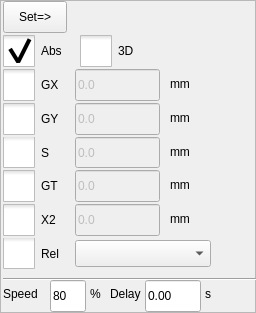
Before: the Qt Designer form hcinstruction/actionsettingframe.ui in GaussCheng/2-5AxisPunch, drawn with Qt 5.
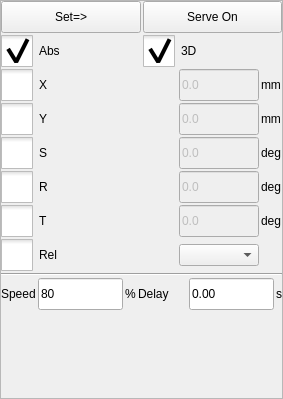
After: the same form once the commit is applied. Icons and pictures are not drawn. Custom widgets are drawn as their Qt base class.

What changed in the file:
```diff
--- a/hcinstruction/actionsettingframe.ui
+++ b/hcinstruction/actionsettingframe.ui
@@ -6,8 +6,8 @@
    <rect>
     <x>0</x>
     <y>0</y>
-    <width>256</width>
-    <height>313</height>
+    <width>283</width>
+    <height>399</height>
    </rect>
   </property>
   <property name="windowTitle">
@@ -19,42 +19,76 @@
   <property name="frameShadow">
    <enum>QFrame::Raised</enum>
   </property>
-  <widget class="ICLineEditWithVirtualNumericKeypad" name="x1PosLineEdit">
-   <property name="enabled">
-    <bool>false</bool>
+  <layout class="QVBoxLayout" name="verticalLayout">
+   <property name="spacing">
+    <number>2</number>
    </property>
-   <property name="geometry">
-    <rect>
-     <x>75</x>
-     <y>69</y>
-     <width>85</width>
-     <height>32</height>
-    </rect>
+   <property name="leftMargin">
+    <number>0</number>
    </property>
+   <property name="topMargin">
+    <number>0</number>
+   </property>
+   <property name="rightMargin">
+    <number>0</number>
+   </property>
+   <property name="bottomMargin">
+    <number>0</number>
+   </property>
+   <item>
+    <layout class="QHBoxLayout" name="horizontalLayout">
+     <item>
+      <widget class="QToolButton" name="inputButton">
+       <property name="sizePolicy">
+        <sizepolicy hsizetype="Preferred" vsizetype="Preferred">
+         <horstretch>0</horstretch>
+         <verstretch>0</verstretch>
+        </sizepolicy>
+       </property>
    <property name="minimumSize">
     <size>
-     <width>85</width>
-     <height>0</height>
-    </size>
-   </property>
-   <property name="maximumSize">
+         <width>64</width>
+         <height>32</height>
+        </size>
+       </property>
+       <property name="text">
+        <string>Set=&gt;</string>
+       </property>
+      </widget>
+     </item>
+     <item>
+      <widget class="QToolButton" name="serveControl">
+       <property name="sizePolicy">
+        <sizepolicy hsizetype="Preferred" vsizetype="Preferred">
+         <horstretch>0</horstretch>
+         <verstretch>0</verstretch>
+        </sizepolicy>
+       </property>
+       <property name="minimumSize">
     <size>
-     <width>85</width>
+         <width>64</width>
      <height>32</height>
     </size>
    </property>
    <property name="text">
-    <string>0.0</string>
-   </property>
-  </widget>
+        <string>Serve On</string>
+       </property>
+       <property name="checkable">
+        <bool>true</bool>
+       </property>
+      </widget>
+     </item>
+    </layout>
+   </item>
+   <item>
+    <layout class="QHBoxLayout" name="horizontalLayout_2">
+     <item>
   <widget class="QCheckBox" name="absBox">
-   <property name="geometry">
-    <rect>
-     <x>3</x>
-     <y>35</y>
-     <width>63</width>
-     <height>32</height>
-    </rect>
+       <property name="minimumSize">
+        <size>
+         <width>80</width>
+         <height>0</height>
+        </size>
    </property>
    <property name="styleSheet">
     <string notr="true">::indicator {
@@ -94,15 +128,54 @@
     <string notr="true">buttonGroup</string>
    </attribute>
   </widget>
+     </item>
+     <item>
+      <widget class="QCheckBox" name="curveBox">
+       <property name="styleSheet">
+        <string notr="true">::indicator {
+     width: 32px;
+     height: 32px;
+ }
+
+::indicator:unchecked 
+{
+     image: url(:/resource/check_unchecked.png);
+ }
+::indicator:checked 
+{
+     image: url(:/resource/check_checked.png);
+ }
+
+::indicator:checked:disabled
+{
+ image: url(:/resource/check_checked_disable.png);
+}
+
+::indicator:unchecked:disabled
+{
+ image: url(:/resource/check_unchecked_disable.png);
+}</string>
+       </property>
+       <property name="text">
+        <string>3D</string>
+       </property>
+       <property name="checkable">
+        <bool>true</bool>
+       </property>
+       <property name="checked">
+        <bool>true</bool>
+       </property>
+      </widget>
+     </item>
+    </layout>
+   </item>
+   <item>
+    <layout class="QGridLayout" name="gridLayout">
+     <property name="spacing">
+      <number>2</number>
+     </property>
+     <item row="0" column="0">
   <widget class="QCheckBox" name="gxButton">
-   <property name="geometry">
-    <rect>
-     <x>3</x>
-     <y>69</y>
-     <width>59</width>
-     <height>32</height>
-    </rect>
-   </property>
    <property name="styleSheet">
     <string notr="true">::indicator {
      width: 32px;
@@ -129,21 +202,37 @@
 }</string>
    </property>
    <property name="text">
-    <string>GX</string>
+        <string>X</string>
    </property>
    <property name="checkable">
     <bool>true</bool>
    </property>
   </widget>
-  <widget class="QLabel" name="label_10">
-   <property name="geometry">
-    <rect>
-     <x>170</x>
-     <y>109</y>
-     <width>26</width>
-     <height>17</height>
-    </rect>
-   </property>
+     </item>
+     <item row="0" column="1">
+      <widget class="ICLineEditWithVirtualNumericKeypad" name="x1PosLineEdit">
+       <property name="enabled">
+        <bool>false</bool>
+       </property>
+       <property name="minimumSize">
+        <size>
+         <width>80</width>
+         <height>0</height>
+        </size>
+       </property>
+       <property name="maximumSize">
+        <size>
+         <width>80</width>
+         <height>32</height>
+        </size>
+       </property>
+       <property name="text">
+        <string>0.0</string>
+       </property>
+      </widget>
+     </item>
+     <item row="0" column="2">
+      <widget class="QLabel" name="label_11">
    <property name="sizePolicy">
     <sizepolicy hsizetype="Fixed" vsizetype="Preferred">
      <horstretch>0</horstretch>
@@ -157,15 +246,9 @@
     <set>Qt::AlignLeading|Qt::AlignLeft|Qt::AlignVCenter</set>
    </property>
   </widget>
+     </item>
+     <item row="1" column="0">
   <widget class="QCheckBox" name="gyButton">
-   <property name="geometry">
-    <rect>
-     <x>3</x>
-     <y>103</y>
-     <width>58</width>
-     <height>32</height>
-    </rect>
-   </property>
    <property name="styleSheet">
     <string notr="true">::indicator {
      width: 32px;
@@ -192,33 +275,27 @@
 }</string>
    </property>
    <property name="text">
-    <string>GY</string>
+        <string>Y</string>
    </property>
    <property name="checkable">
     <bool>true</bool>
    </property>
   </widget>
+     </item>
+     <item row="1" column="1">
   <widget class="ICLineEditWithVirtualNumericKeypad" name="y1PosLineEdit">
    <property name="enabled">
     <bool>false</bool>
    </property>
-   <property name="geometry">
-    <rect>
-     <x>75</x>
-     <y>103</y>
-     <width>85</width>
-     <height>32</height>
-    </rect>
-   </property>
    <property name="minimumSize">
     <size>
-     <width>85</width>
+         <width>80</width>
      <height>0</height>
     </size>
    </property>
    <property name="maximumSize">
     <size>
-     <width>85</width>
+         <width>80</width>
      <height>32</height>
     </size>
    </property>
@@ -226,75 +303,9 @@
     <string>0.0</string>
    </property>
   </widget>
-  <widget class="ICLineEditWithVirtualNumericKeypad" name="speedEdit">
-   <property name="geometry">
-    <rect>
-     <x>50</x>
-     <y>280</y>
-     <width>36</width>
-     <height>32</height>
-    </rect>
-   </property>
-   <property name="text">
-    <string>80</string>
-   </property>
-  </widget>
-  <widget class="QToolButton" name="inputButton">
-   <property name="geometry">
-    <rect>
-     <x>3</x>
-     <y>1</y>
-     <width>64</width>
-     <height>32</height>
-    </rect>
-   </property>
-   <property name="sizePolicy">
-    <sizepolicy hsizetype="Preferred" vsizetype="Preferred">
-     <horstretch>0</horstretch>
-     <verstretch>0</verstretch>
-    </sizepolicy>
-   </property>
-   <property name="minimumSize">
-    <size>
-     <width>64</width>
-     <height>32</height>
-    </size>
-   </property>
-   <property name="text">
-    <string>Set=&gt;</string>
-   </property>
-  </widget>
-  <widget class="QLabel" name="label_6">
-   <property name="geometry">
-    <rect>
-     <x>3</x>
-     <y>285</y>
-     <width>42</width>
-     <height>17</height>
-    </rect>
-   </property>
-   <property name="sizePolicy">
-    <sizepolicy hsizetype="Fixed" vsizetype="Preferred">
-     <horstretch>0</horstretch>
-     <verstretch>0</verstretch>
-    </sizepolicy>
-   </property>
-   <property name="text">
-    <string>Speed</string>
-   </property>
-   <property name="alignment">
-    <set>Qt::AlignLeading|Qt::AlignLeft|Qt::AlignVCenter</set>
-   </property>
-  </widget>
-  <widget class="QLabel" name="label_11">
-   <property name="geometry">
-    <rect>
-     <x>170</x>
-     <y>75</y>
-     <width>26</width>
-     <height>17</height>
-    </rect>
-   </property>
+     </item>
+     <item row="1" column="2">
+      <widget class="QLabel" name="label_10">
    <property name="sizePolicy">
     <sizepolicy hsizetype="Fixed" vsizetype="Preferred">
      <horstretch>0</horstretch>
@@ -308,25 +319,228 @@
     <set>Qt::AlignLeading|Qt::AlignLeft|Qt::AlignVCenter</set>
    </property>
   </widget>
-  <widget class="ICComboBox" name="pointSel">
-   <property name="geometry">
-    <rect>
-     <x>75</x>
-     <y>240</y>
-     <width>136</width>
-     <height>27</height>
-    </rect>
-   </property>
-  </widget>
+     </item>
+     <item row="2" column="0">
+      <widget class="QCheckBox" name="gzButton">
+       <property name="styleSheet">
+        <string notr="true">::indicator {
+     width: 32px;
+     height: 32px;
+ }
+
+::indicator:unchecked 
+{
+     image: url(:/resource/check_unchecked.png);
+ }
+::indicator:checked 
+{
+     image: url(:/resource/check_checked.png);
+ }
+
+::indicator:checked:disabled
+{
+ image: url(:/resource/check_checked_disable.png);
+}
+
+::indicator:unchecked:disabled
+{
+ image: url(:/resource/check_unchecked_disable.png);
+}</string>
+       </property>
+       <property name="text">
+        <string>S</string>
+       </property>
+       <property name="checkable">
+        <bool>true</bool>
+       </property>
+      </widget>
+     </item>
+     <item row="2" column="1">
+      <widget class="ICLineEditWithVirtualNumericKeypad" name="zPosLineEdit">
+       <property name="enabled">
+        <bool>false</bool>
+       </property>
+       <property name="minimumSize">
+        <size>
+         <width>80</width>
+         <height>0</height>
+        </size>
+       </property>
+       <property name="maximumSize">
+        <size>
+         <width>80</width>
+         <height>32</height>
+        </size>
+       </property>
+       <property name="text">
+        <string>0.0</string>
+       </property>
+      </widget>
+     </item>
+     <item row="2" column="2">
+      <widget class="QLabel" name="label_12">
+       <property name="sizePolicy">
+        <sizepolicy hsizetype="Fixed" vsizetype="Preferred">
+         <horstretch>0</horstretch>
+         <verstretch>0</verstretch>
+        </sizepolicy>
+       </property>
+       <property name="text">
+        <string>deg</string>
+       </property>
+       <property name="alignment">
+        <set>Qt::AlignLeading|Qt::AlignLeft|Qt::AlignVCenter</set>
+       </property>
+      </widget>
+     </item>
+     <item row="3" column="0">
+      <widget class="QCheckBox" name="gPButton">
+       <property name="styleSheet">
+        <string notr="true">::indicator {
+     width: 32px;
+     height: 32px;
+ }
+
+::indicator:unchecked 
+{
+     image: url(:/resource/check_unchecked.png);
+ }
+::indicator:checked 
+{
+     image: url(:/resource/check_checked.png);
+ }
+
+::indicator:checked:disabled
+{
+ image: url(:/resource/check_checked_disable.png);
+}
+
+::indicator:unchecked:disabled
+{
+ image: url(:/resource/check_unchecked_disable.png);
+}</string>
+       </property>
+       <property name="text">
+        <string>R</string>
+       </property>
+       <property name="checkable">
+        <bool>true</bool>
+       </property>
+      </widget>
+     </item>
+     <item row="3" column="1">
+      <widget class="ICLineEditWithVirtualNumericKeypad" name="pPosLineEdit">
+       <property name="enabled">
+        <bool>false</bool>
+       </property>
+       <property name="minimumSize">
+        <size>
+         <width>80</width>
+         <height>0</height>
+        </size>
+       </property>
+       <property name="maximumSize">
+        <size>
+         <width>80</width>
+         <height>32</height>
+        </size>
+       </property>
+       <property name="text">
+        <string>0.0</string>
+       </property>
+      </widget>
+     </item>
+     <item row="3" column="2">
+      <widget class="QLabel" name="label_14">
+       <property name="sizePolicy">
+        <sizepolicy hsizetype="Fixed" vsizetype="Preferred">
+         <horstretch>0</horstretch>
+         <verstretch>0</verstretch>
+        </sizepolicy>
+       </property>
+       <property name="text">
+        <string>deg</string>
+       </property>
+       <property name="alignment">
+        <set>Qt::AlignLeading|Qt::AlignLeft|Qt::AlignVCenter</set>
+       </property>
+      </widget>
+     </item>
+     <item row="4" column="0">
+      <widget class="QCheckBox" name="gtButton">
+       <property name="styleSheet">
+        <string notr="true">::indicator {
+     width: 32px;
+     height: 32px;
+ }
+
+::indicator:unchecked 
+{
+     image: url(:/resource/check_unchecked.png);
+ }
+::indicator:checked 
+{
+     image: url(:/resource/check_checked.png);
+ }
+
+::indicator:checked:disabled
+{
+ image: url(:/resource/check_checked_disable.png);
+}
+
+::indicator:unchecked:disabled
+{
+ image: url(:/resource/check_unchecked_disable.png);
+}</string>
+       </property>
+       <property name="text">
+        <string>T</string>
+       </property>
+       <property name="checkable">
+        <bool>true</bool>
+       </property>
+      </widget>
+     </item>
+     <item row="4" column="1">
+      <widget class="ICLineEditWithVirtualNumericKeypad" name="tPosLineEdit">
+       <property name="enabled">
+        <bool>false</bool>
+       </property>
+       <property name="minimumSize">
+        <size>
+         <width>80</width>
+         <height>0</height>
+        </size>
+       </property>
+       <property name="maximumSize">
+        <size>
+         <width>80</width>
+         <height>32</height>
+        </size>
+       </property>
+       <property name="text">
+        <string>0.0</string>
+       </property>
+      </widget>
+     </item>
+     <item row="4" column="2">
+      <widget class="QLabel" name="label_13">
+       <property name="sizePolicy">
+        <sizepolicy hsizetype="Fixed" vsizetype="Preferred">
+         <horstretch>0</horstretch>
+         <verstretch>0</verstretch>
+        </sizepolicy>
+       </property>
+       <property name="text">
+        <string>deg</string>
+       </property>
+       <property name="alignment">
+        <set>Qt::AlignLeading|Qt::AlignLeft|Qt::AlignVCenter</set>
+       </property>
+      </widget>
+     </item>
+     <item row="5" column="0">
   <widget class="QCheckBox" name="relBox">
-   <property name="geometry">
-    <rect>
-     <x>3</x>
-     <y>238</y>
-     <width>64</width>
-     <height>31</height>
-    </rect>
-   </property>
    <property name="styleSheet">
     <string notr="true">::indicator {
      width: 32px;
@@ -362,15 +576,14 @@
     <string notr="true">buttonGroup</string>
    </attribute>
   </widget>
+     </item>
+     <item row="5" column="1">
+      <widget class="QComboBox" name="pointSel"/>
+     </item>
+    </layout>
+   </item>
+   <item>
   <widget class="Line" name="line">
-   <property name="geometry">
-    <rect>
-     <x>3</x>
-     <y>271</y>
-     <width>294</width>
-     <height>16</height>
-    </rect>
-   </property>
    <property name="styleSheet">
     <string notr="true">QMessageBox QAbstractButton
 {
@@ -383,336 +596,91 @@
     <enum>Qt::Horizontal</enum>
    </property>
   </widget>
-  <widget class="QCheckBox" name="gzButton">
-   <property name="geometry">
-    <rect>
-     <x>3</x>
-     <y>137</y>
-     <width>64</width>
-     <height>31</height>
-    </rect>
-   </property>
-   <property name="styleSheet">
-    <string notr="true">::indicator {
-     width: 32px;
-     height: 32px;
- }
-
-::indicator:unchecked 
-{
-     image: url(:/resource/check_unchecked.png);
- }
-::indicator:checked 
-{
-     image: url(:/resource/check_checked.png);
- }
-
-::indicator:checked:disabled
-{
- image: url(:/resource/check_checked_disable.png);
-}
-
-::indicator:unchecked:disabled
-{
- image: url(:/resource/check_unchecked_disable.png);
-}</string>
-   </property>
-   <property name="text">
-    <string>S</string>
-   </property>
-   <property name="checkable">
-    <bool>true</bool>
-   </property>
-  </widget>
-  <widget class="ICLineEditWithVirtualNumericKeypad" name="zPosLineEdit">
-   <property name="enabled">
-    <bool>false</bool>
-   </property>
-   <property name="geometry">
-    <rect>
-     <x>75</x>
-     <y>137</y>
-     <width>85</width>
-     <height>31</height>
-    </rect>
-   </property>
-   <property name="minimumSize">
-    <size>
-     <width>85</width>
-     <height>0</height>
-    </size>
-   </property>
-   <property name="maximumSize">
-    <size>
-     <width>85</width>
-     <height>32</height>
-    </size>
-   </property>
-   <property name="text">
-    <string>0.0</string>
-   </property>
-  </widget>
-  <widget class="QLabel" name="label_12">
-   <property name="geometry">
-    <rect>
-     <x>170</x>
-     <y>143</y>
-     <width>26</width>
-     <height>17</height>
-    </rect>
-   </property>
-   <property name="sizePolicy">
-    <sizepolicy hsizetype="Fixed" vsizetype="Preferred">
-     <horstretch>0</horstretch>
-     <verstretch>0</verstretch>
-    </sizepolicy>
-   </property>
-   <property name="text">
-    <string>mm</string>
-   </property>
-   <property name="alignment">
-    <set>Qt::AlignLeading|Qt::AlignLeft|Qt::AlignVCenter</set>
-   </property>
-  </widget>
-  <widget class="ICLineEditWithVirtualNumericKeypad" name="delayEdit">
-   <property name="geometry">
-    <rect>
-     <x>145</x>
-     <y>280</y>
-     <width>56</width>
-     <height>32</height>
-    </rect>
-   </property>
-   <property name="text">
-    <string>0.00</string>
-   </property>
-  </widget>
-  <widget class="QLabel" name="label_8">
-   <property name="geometry">
-    <rect>
-     <x>205</x>
-     <y>285</y>
-     <width>16</width>
-     <height>17</height>
-    </rect>
-   </property>
-   <property name="sizePolicy">
-    <sizepolicy hsizetype="Fixed" vsizetype="Preferred">
-     <horstretch>0</horstretch>
-     <verstretch>0</verstretch>
-    </sizepolicy>
-   </property>
-   <property name="text">
-    <string>s</string>
-   </property>
-   <property name="alignment">
-    <set>Qt::AlignLeading|Qt::AlignLeft|Qt::AlignVCenter</set>
-   </property>
-  </widget>
-  <widget class="ICLineEditWithVirtualNumericKeypad" name="tPosLineEdit">
-   <property name="enabled">
-    <bool>false</bool>
-   </property>
-   <property name="geometry">
-    <rect>
-     <x>75</x>
-     <y>170</y>
-     <width>85</width>
-     <height>32</height>
-    </rect>
-   </property>
-   <property name="minimumSize">
-    <size>
-     <width>85</width>
-     <height>0</height>
-    </size>
-   </property>
-   <property name="maximumSize">
-    <size>
-     <width>85</width>
-     <height>32</height>
-    </size>
-   </property>
-   <property name="text">
-    <string>0.0</string>
-   </property>
-  </widget>
-  <widget class="QLabel" name="label_14">
-   <property name="geometry">
-    <rect>
-     <x>170</x>
-     <y>176</y>
-     <width>26</width>
-     <height>17</height>
-    </rect>
-   </property>
-   <property name="sizePolicy">
-    <sizepolicy hsizetype="Fixed" vsizetype="Preferred">
-     <horstretch>0</horstretch>
-     <verstretch>0</verstretch>
-    </sizepolicy>
-   </property>
-   <property name="text">
-    <string>mm</string>
-   </property>
-   <property name="alignment">
-    <set>Qt::AlignLeading|Qt::AlignLeft|Qt::AlignVCenter</set>
-   </property>
-  </widget>
-  <widget class="QCheckBox" name="gPButton">
-   <property name="geometry">
-    <rect>
-     <x>3</x>
-     <y>204</y>
-     <width>57</width>
-     <height>32</height>
-    </rect>
-   </property>
-   <property name="styleSheet">
-    <string notr="true">::indicator {
-     width: 32px;
-     height: 32px;
- }
-
-::indicator:unchecked 
-{
-     image: url(:/resource/check_unchecked.png);
- }
-::indicator:checked 
-{
-     image: url(:/resource/check_checked.png);
- }
-
-::indicator:checked:disabled
-{
- image: url(:/resource/check_checked_disable.png);
-}
-
-::indicator:unchecked:disabled
-{
- image: url(:/resource/check_unchecked_disable.png);
-}</string>
-   </property>
-   <property name="text">
-    <string>X2</string>
-   </property>
-   <property name="checkable">
-    <bool>true</bool>
-   </property>
-  </widget>
-  <widget class="QCheckBox" name="gtButton">
-   <property name="geometry">
-    <rect>
-     <x>3</x>
-     <y>170</y>
-     <width>59</width>
-     <height>32</height>
-    </rect>
-   </property>
-   <property name="styleSheet">
-    <string notr="true">::indicator {
-     width: 32px;
-     height: 32px;
- }
-
-::indicator:unchecked 
-{
-     image: url(:/resource/check_unchecked.png);
- }
-::indicator:checked 
-{
-     image: url(:/resource/check_checked.png);
- }
-
-::indicator:checked:disabled
-{
- image: url(:/resource/check_checked_disable.png);
-}
-
-::indicator:unchecked:disabled
-{
- image: url(:/resource/check_unchecked_disable.png);
-}</string>
-   </property>
-   <property name="text">
-    <string>GT</string>
-   </property>
-   <property name="checkable">
-    <bool>true</bool>
-   </property>
-  </widget>
-  <widget class="ICLineEditWithVirtualNumericKeypad" name="pPosLineEdit">
-   <property name="enabled">
-    <bool>false</bool>
-   </property>
-   <property name="geometry">
-    <rect>
-     <x>75</x>
-     <y>204</y>
-     <width>85</width>
-     <height>32</height>
-    </rect>
-   </property>
-   <property name="minimumSize">
-    <size>
-     <width>85</width>
-     <height>0</height>
-    </size>
-   </property>
-   <property name="maximumSize">
-    <size>
-     <width>85</width>
-     <height>32</height>
-    </size>
-   </property>
-   <property name="text">
-    <string>0.0</string>
-   </property>
-  </widget>
-  <widget class="QLabel" name="label_13">
-   <property name="geometry">
-    <rect>
-     <x>170</x>
-     <y>210</y>
-     <width>26</width>
-     <height>17</height>
-    </rect>
-   </property>
-   <property name="sizePolicy">
-    <sizepolicy hsizetype="Fixed" vsizetype="Preferred">
-     <horstretch>0</horstretch>
-     <verstretch>0</verstretch>
-    </sizepolicy>
-   </property>
-   <property name="text">
-    <string>mm</string>
-   </property>
-   <property name="alignment">
-    <set>Qt::AlignLeading|Qt::AlignLeft|Qt::AlignVCenter</set>
-   </property>
-  </widget>
+   </item>
+   <item>
+    <layout class="QGridLayout" name="gridLayout_2">
+     <property name="spacing">
+      <number>2</number>
+     </property>
+     <item row="0" column="3">
   <widget class="QLabel" name="label_2">
-   <property name="geometry">
-    <rect>
-     <x>110</x>
-     <y>285</y>
-     <width>40</width>
-     <height>17</height>
-    </rect>
-   </property>
    <property name="text">
     <string>Delay</string>
    </property>
   </widget>
+     </item>
+     <item row="0" column="5">
+      <widget class="QLabel" name="label_8">
+       <property name="sizePolicy">
+        <sizepolicy hsizetype="Fixed" vsizetype="Preferred">
+         <horstretch>0</horstretch>
+         <verstretch>0</verstretch>
+        </sizepolicy>
+       </property>
+       <property name="text">
+        <string>s</string>
+       </property>
+       <property name="alignment">
+        <set>Qt::AlignLeading|Qt::AlignLeft|Qt::AlignVCenter</set>
+       </property>
+      </widget>
+     </item>
+     <item row="0" column="4">
+      <widget class="ICLineEditWithVirtualNumericKeypad" name="delayEdit">
+       <property name="minimumSize">
+        <size>
+         <width>85</width>
+         <height>32</height>
+        </size>
+       </property>
+       <property name="maximumSize">
+        <size>
+         <width>85</width>
+         <height>32</height>
+        </size>
+       </property>
+       <property name="text">
+        <string>0.00</string>
+       </property>
+      </widget>
+     </item>
+     <item row="0" column="0">
+      <widget class="QLabel" name="label_6">
+       <property name="sizePolicy">
+        <sizepolicy hsizetype="Fixed" vsizetype="Preferred">
+         <horstretch>0</horstretch>
+         <verstretch>0</verstretch>
+        </sizepolicy>
+       </property>
+       <property name="text">
+        <string>Speed</string>
+       </property>
+       <property name="alignment">
+        <set>Qt::AlignLeading|Qt::AlignLeft|Qt::AlignVCenter</set>
+       </property>
+      </widget>
+     </item>
+     <item row="0" column="1">
+      <widget class="ICLineEditWithVirtualNumericKeypad" name="speedEdit">
+       <property name="minimumSize">
+        <size>
+         <width>85</width>
+         <height>32</height>
+        </size>
+       </property>
+       <property name="maximumSize">
+        <size>
+         <width>85</width>
+         <height>32</height>
+        </size>
+       </property>
+       <property name="text">
+        <string>80</string>
+       </property>
+      </widget>
+     </item>
+     <item row="0" column="2">
   <widget class="QLabel" name="label_7">
-   <property name="geometry">
-    <rect>
-     <x>90</x>
-     <y>285</y>
-     <width>16</width>
-     <height>17</height>
-    </rect>
-   </property>
    <property name="sizePolicy">
     <sizepolicy hsizetype="Fixed" vsizetype="Preferred">
      <horstretch>0</horstretch>
@@ -726,50 +694,23 @@
     <set>Qt::AlignLeading|Qt::AlignLeft|Qt::AlignVCenter</set>
    </property>
   </widget>
-  <widget class="QCheckBox" name="curveBox">
-   <property name="geometry">
-    <rect>
-     <x>80</x>
-     <y>35</y>
-     <width>71</width>
-     <height>32</height>
-    </rect>
-   </property>
-   <property name="styleSheet">
-    <string notr="true">::indicator {
-     width: 32px;
-     height: 32px;
- }
-
-::indicator:unchecked 
-{
-     image: url(:/resource/check_unchecked.png);
- }
-::indicator:checked 
-{
-     image: url(:/resource/check_checked.png);
- }
-
-::indicator:checked:disabled
-{
- image: url(:/resource/check_checked_disable.png);
-}
-
-::indicator:unchecked:disabled
-{
- image: url(:/resource/check_unchecked_disable.png);
-}</string>
-   </property>
-   <property name="text">
-    <string>3D</string>
-   </property>
-   <property name="checkable">
-    <bool>true</bool>
-   </property>
-   <property name="checked">
-    <bool>false</bool>
-   </property>
-  </widget>
+     </item>
+    </layout>
+   </item>
+   <item>
+    <spacer name="verticalSpacer">
+     <property name="orientation">
+      <enum>Qt::Vertical</enum>
+     </property>
+     <property name="sizeHint" stdset="0">
+      <size>
+       <width>20</width>
+       <height>40</height>
+      </size>
+     </property>
+    </spacer>
+   </item>
+  </layout>
  </widget>
  <customwidgets>
   <customwidget>
@@ -777,11 +718,6 @@
    <extends>QLineEdit</extends>
    <header>iclineeditwithvirtualnumerickeypad.h</header>
   </customwidget>
-  <customwidget>
-   <class>ICComboBox</class>
-   <extends>QComboBox</extends>
-   <header>iccombobox.h</header>
-  </customwidget>
  </customwidgets>
  <resources/>
  <connections/>
```
Lines whose indentation alone changed are shown as unchanged.
